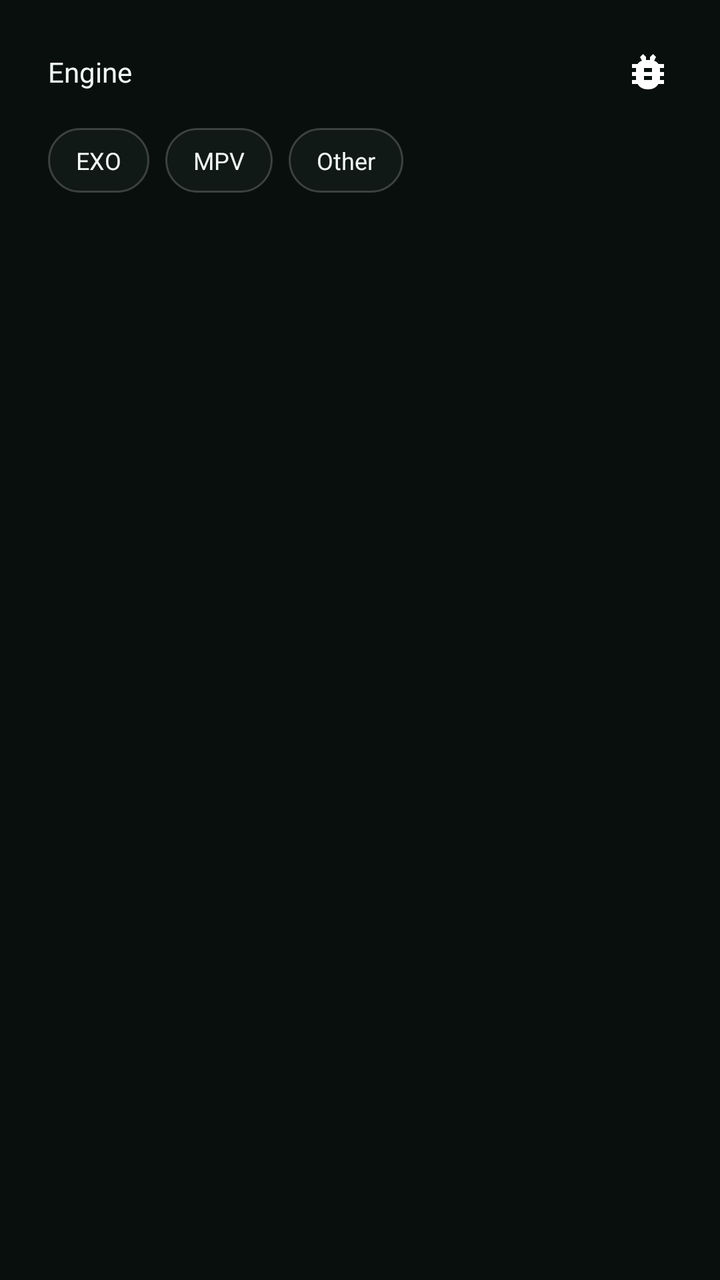
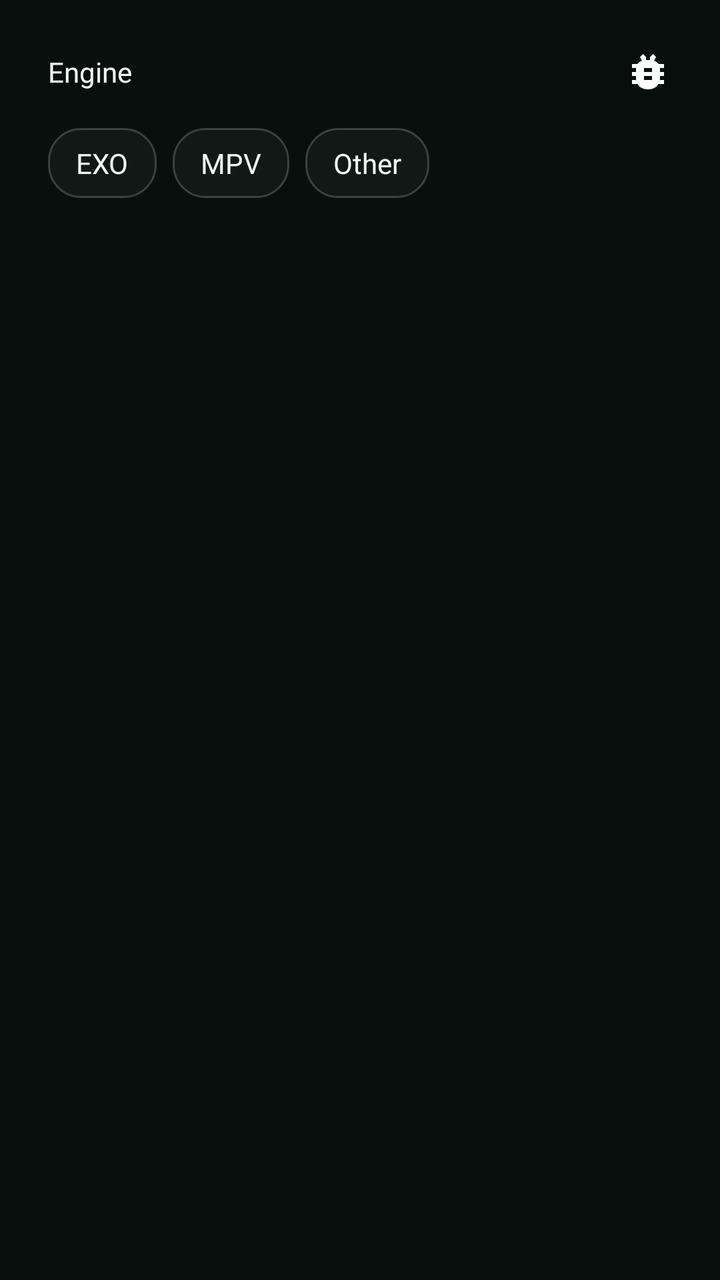

Screens rendered from an Android XML layout before and after an edit, with the pre-edit source and the edit as a unified diff.
<!-- AndroidManifest.xml: another module's application theme Theme.App -->
<!-- res/layout/dialog_player_engine.xml -->
<?xml version="1.0" encoding="utf-8"?>
<androidx.appcompat.widget.LinearLayoutCompat xmlns:android="http://schemas.android.com/apk/res/android"
    android:layout_width="match_parent"
    android:layout_height="wrap_content"
    android:orientation="vertical">

    <androidx.appcompat.widget.LinearLayoutCompat
        android:layout_width="match_parent"
        android:layout_height="wrap_content"
        android:gravity="center_vertical"
        android:orientation="horizontal"
        android:paddingHorizontal="24dp"
        android:paddingTop="24dp"
        android:paddingBottom="16dp">

        <com.google.android.material.textview.MaterialTextView
            android:id="@+id/title"
            android:layout_width="0dp"
            android:layout_height="wrap_content"
            android:layout_weight="1"
            android:text="@string/player_engine"
            android:textColor="?attr/colorOnSurface"
            android:textSize="14sp" />

        <androidx.appcompat.widget.AppCompatImageView
            android:id="@+id/debug"
            android:layout_width="wrap_content"
            android:layout_height="wrap_content"
            android:background="?attr/selectableItemBackgroundBorderless"
            android:contentDescription="@string/player_debug"
            android:focusable="true"
            android:focusableInTouchMode="true"
            android:src="@drawable/ic_action_debug" />

    </androidx.appcompat.widget.LinearLayoutCompat>

    <androidx.appcompat.widget.LinearLayoutCompat
        android:layout_width="wrap_content"
        android:layout_height="wrap_content"
        android:orientation="horizontal"
        android:paddingStart="24dp"
        android:paddingEnd="24dp"
        android:paddingBottom="24dp">

        <com.google.android.material.textview.MaterialTextView
            android:id="@+id/exo"
            android:layout_width="wrap_content"
            android:layout_height="wrap_content"
            android:layout_marginEnd="8dp"
            android:background="@drawable/selector_chip_round"
            android:focusable="true"
            android:focusableInTouchMode="true"
            android:text="@string/play_exo"
            android:textColor="@color/selector_chip_text"
            android:textSize="12sp" />

        <com.google.android.material.textview.MaterialTextView
            android:id="@+id/mpv"
            android:layout_width="wrap_content"
            android:layout_height="wrap_content"
            android:layout_marginEnd="8dp"
            android:background="@drawable/selector_chip_round"
            android:focusable="true"
            android:focusableInTouchMode="true"
            android:text="@string/play_mpv"
            android:textColor="@color/selector_chip_text"
            android:textSize="12sp" />

        <com.google.android.material.textview.MaterialTextView
            android:id="@+id/other"
            android:layout_width="wrap_content"
            android:layout_height="wrap_content"
            android:background="@drawable/selector_chip_round"
            android:focusable="true"
            android:focusableInTouchMode="true"
            android:text="@string/play_other"
            android:textColor="@color/selector_chip_text"
            android:textSize="12sp" />

    </androidx.appcompat.widget.LinearLayoutCompat>
</androidx.appcompat.widget.LinearLayoutCompat>
<!-- resources referenced by this layout -->
<resources>
  <string name="play_exo">EXO</string>
  <string name="play_mpv">MPV</string>
  <string name="play_other">Other</string>
  <string name="player_debug">Debug</string>
  <string name="player_engine">Engine</string>
  <style name="Theme.App" parent="Theme.Base" />
  <color name="white">#FFFFFF</color>
  <style name="Theme.Base" parent="Theme.IBox.TV">
          <item name="android:windowFullscreen">true</item>
          <item name="android:windowTranslucentStatus">true</item>
          <item name="android:windowTranslucentNavigation">true</item>
          <item name="android:windowAnimationStyle">@style/NoAnim</item>
      </style>
  <color name="ibox_surface_container_high">#2D3A36</color>
  <dimen name="ibox_radius_large">16dp</dimen>
  <dimen name="ibox_focus_stroke">2dp</dimen>
  <color name="ibox_glass_card">#BA141D1A</color>
  <color name="ibox_glass_divider">#32FFFFFF</color>
  <style name="NoAnim">
          <item name="android:activityOpenEnterAnimation">@null</item>
          <item name="android:activityOpenExitAnimation">@null</item>
          <item name="android:activityCloseEnterAnimation">@null</item>
          <item name="android:activityCloseExitAnimation">@null</item>
      </style>
  <color name="ibox_focus">#E2FFF8</color>
  <color name="ibox_on_primary">#003731</color>
  <color name="ibox_primary">#68DFC9</color>
  <color name="ibox_primary_container">#164E46</color>
  <color name="ibox_on_primary_container">#B7EBDD</color>
  <color name="ibox_secondary">#A9B8B3</color>
  <color name="ibox_surface">#141D1A</color>
  <color name="ibox_surface_variant">#23302C</color>
  <color name="ibox_surface_container_low">#080F0D</color>
  <color name="ibox_text_primary">#F0F7F5</color>
  <color name="ibox_text_secondary">#A9B8B3</color>
  <color name="ibox_outline">#71817C</color>
  <color name="ibox_divider">#23302C</color>
  <color name="ibox_error">#FFB4AB</color>
  <color name="ibox_error_container">#93000A</color>
  <color name="ibox_on_error_container">#FFDAD6</color>
  <color name="white_15">#26FFFFFF</color>
  <color name="ibox_surface_container">#080F0D</color>
  <dimen name="ibox_text_button">16sp</dimen>
  <style name="ShapeAppearance.IBox.Component" parent="ShapeAppearance.Material3.SmallComponent">
          <item name="cornerSize">@dimen/ibox_radius_small</item>
      </style>
  <style name="Animation.IBox.Dialog.Alert" parent="@android:style/Animation.Dialog">
          <item name="android:windowEnterAnimation">@anim/ibox_dialog_enter</item>
          <item name="android:windowExitAnimation">@anim/ibox_dialog_exit</item>
      </style>
  <style name="ShapeAppearance.IBox.Dialog.TV" parent="ShapeAppearance.Material3.MediumComponent">
          <item name="cornerSize">@dimen/ibox_dialog_radius_tv</item>
      </style>
  <style name="Animation.IBox.Dialog.BottomSheet" parent="@android:style/Animation.Dialog">
          <item name="android:windowEnterAnimation">@anim/ibox_dialog_enter</item>
          <item name="android:windowExitAnimation">@anim/ibox_dialog_exit</item>
      </style>
  <style name="Widget.IBox.BottomSheet" parent="Widget.Material3.BottomSheet.Modal">
          <item name="android:backgroundTint">@color/ibox_surface</item>
          <item name="shapeAppearance">@style/ShapeAppearance.IBox.BottomSheet</item>
      </style>
  <style name="ShapeAppearance.IBox.Card" parent="ShapeAppearance.Material3.MediumComponent">
          <item name="cornerSize">@dimen/ibox_radius_card</item>
      </style>
  <dimen name="ibox_touch_target">56dp</dimen>
  <dimen name="ibox_radius_small">8dp</dimen>
  <dimen name="ibox_dialog_radius_tv">12dp</dimen>
  <dimen name="ibox_radius_card">12dp</dimen>
  <dimen name="ibox_dialog_radius_mobile">16dp</dimen>
  <!-- unchanged entries left out for length: 14 -->
</resources>

<!-- the commit's change to res/layout/dialog_player_engine.xml (unified diff, before → after) -->
@@ -20,7 +20,7 @@
             android:layout_weight="1"
             android:text="@string/player_engine"
             android:textColor="?attr/colorOnSurface"
-            android:textSize="14sp" />
+            android:textSize="@dimen/ibox_text_label" />
 
         <androidx.appcompat.widget.AppCompatImageView
             android:id="@+id/debug"
@@ -52,7 +52,7 @@
             android:focusableInTouchMode="true"
             android:text="@string/play_exo"
             android:textColor="@color/selector_chip_text"
-            android:textSize="12sp" />
+            android:textSize="@dimen/ibox_text_label" />
 
         <com.google.android.material.textview.MaterialTextView
             android:id="@+id/mpv"
@@ -64,7 +64,7 @@
             android:focusableInTouchMode="true"
             android:text="@string/play_mpv"
             android:textColor="@color/selector_chip_text"
-            android:textSize="12sp" />
+            android:textSize="@dimen/ibox_text_label" />
 
         <com.google.android.material.textview.MaterialTextView
             android:id="@+id/other"
@@ -75,7 +75,7 @@
             android:focusableInTouchMode="true"
             android:text="@string/play_other"
             android:textColor="@color/selector_chip_text"
-            android:textSize="12sp" />
+            android:textSize="@dimen/ibox_text_label" />
 
     </androidx.appcompat.widget.LinearLayoutCompat>
 </androidx.appcompat.widget.LinearLayoutCompat>
<!-- resource entries referenced after the edit -->
@@ -1,5 +1,6 @@
 <!-- resources referenced by this layout -->
 <resources>
+  <dimen name="ibox_text_label">14sp</dimen>
   <string name="play_exo">EXO</string>
   <string name="play_mpv">MPV</string>
   <string name="play_other">Other</string>
